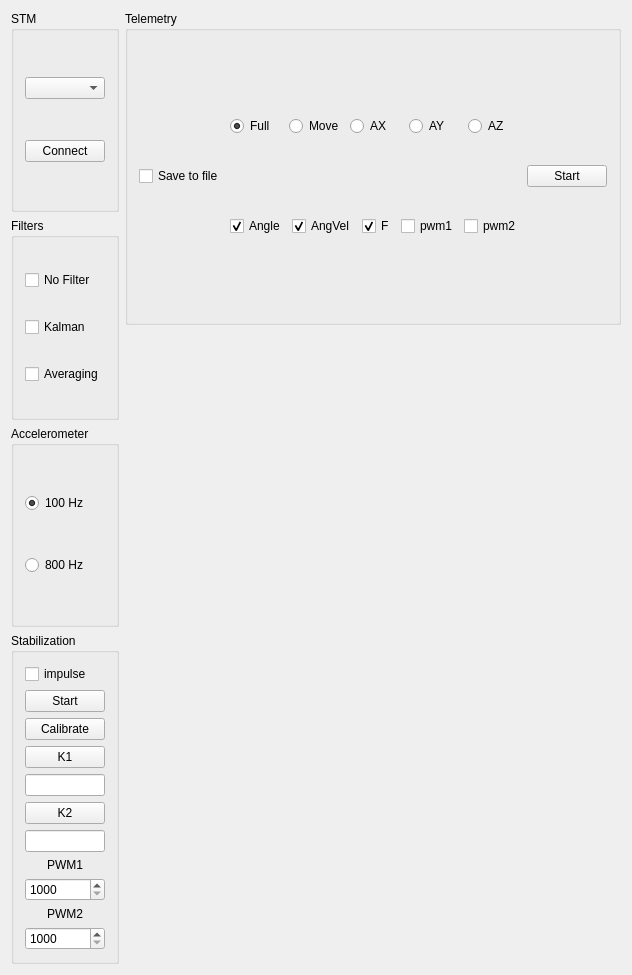
VlagaPalych/Stable, file Logger/BoardConsole/BoardConsole/boardconsole.ui: the form before one commit.
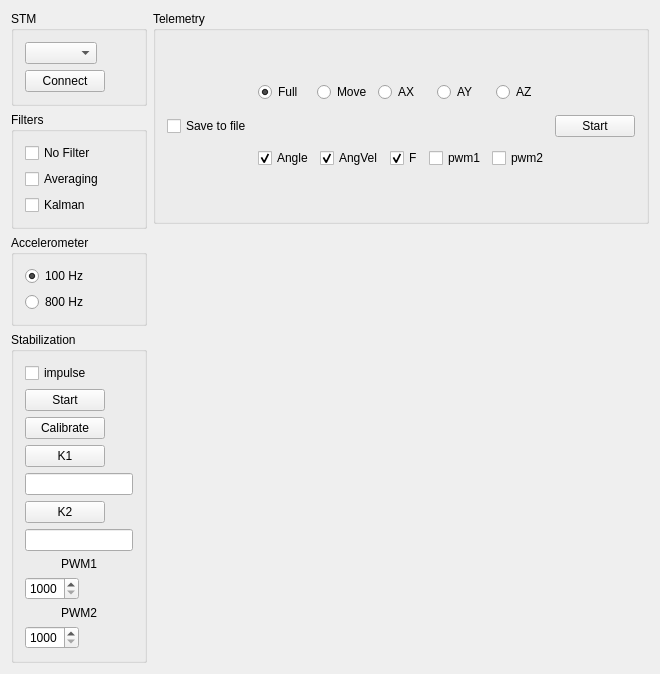
The form after the commit. Custom widgets are drawn as their Qt base class.

What changed in the file:
```diff
--- a/Logger/BoardConsole/BoardConsole/boardconsole.ui
+++ b/Logger/BoardConsole/BoardConsole/boardconsole.ui
@@ -7,7 +7,7 @@
     <x>0</x>
     <y>0</y>
     <width>630</width>
-    <height>975</height>
+    <height>597</height>
    </rect>
   </property>
   <property name="windowTitle">
@@ -23,10 +23,23 @@
        </property>
        <layout class="QVBoxLayout" name="verticalLayout">
         <item>
-         <widget class="QComboBox" name="serialComboBox"/>
+         <widget class="QComboBox" name="serialComboBox">
+          <property name="sizePolicy">
+           <sizepolicy hsizetype="Fixed" vsizetype="Fixed">
+            <horstretch>0</horstretch>
+            <verstretch>0</verstretch>
+           </sizepolicy>
+          </property>
+         </widget>
         </item>
         <item>
          <widget class="QPushButton" name="connectButton">
+          <property name="sizePolicy">
+           <sizepolicy hsizetype="Fixed" vsizetype="Fixed">
+            <horstretch>0</horstretch>
+            <verstretch>0</verstretch>
+           </sizepolicy>
+          </property>
           <property name="text">
            <string>Connect</string>
           </property>
@@ -48,13 +61,6 @@
           </property>
          </widget>
         </item>
-        <item>
-         <widget class="QCheckBox" name="kalmanFilterCheckBox">
-          <property name="text">
-           <string>Kalman</string>
-          </property>
-         </widget>
-        </item>
         <item>
          <widget class="QCheckBox" name="averagingCheckBox">
           <property name="text">
@@ -62,6 +68,13 @@
           </property>
          </widget>
         </item>
+        <item>
+         <widget class="QCheckBox" name="kalmanFilterCheckBox">
+          <property name="text">
+           <string>Kalman</string>
+          </property>
+         </widget>
+        </item>
        </layout>
       </widget>
      </item>
@@ -109,6 +122,12 @@
         </item>
         <item>
          <widget class="QPushButton" name="stabToggleButton">
+          <property name="sizePolicy">
+           <sizepolicy hsizetype="Fixed" vsizetype="Fixed">
+            <horstretch>0</horstretch>
+            <verstretch>0</verstretch>
+           </sizepolicy>
+          </property>
           <property name="text">
            <string>Start</string>
           </property>
@@ -116,6 +135,12 @@
         </item>
         <item>
          <widget class="QPushButton" name="calibrButton">
+          <property name="sizePolicy">
+           <sizepolicy hsizetype="Fixed" vsizetype="Fixed">
+            <horstretch>0</horstretch>
+            <verstretch>0</verstretch>
+           </sizepolicy>
+          </property>
           <property name="text">
            <string>Calibrate</string>
           </property>
@@ -123,23 +148,49 @@
         </item>
         <item>
          <widget class="QPushButton" name="k1Button">
+          <property name="sizePolicy">
+           <sizepolicy hsizetype="Fixed" vsizetype="Fixed">
+            <horstretch>0</horstretch>
+            <verstretch>0</verstretch>
+           </sizepolicy>
+          </property>
           <property name="text">
            <string>K1</string>
           </property>
          </widget>
         </item>
         <item>
-         <widget class="QLineEdit" name="k1LineEdit"/>
+         <widget class="QLineEdit" name="k1LineEdit">
+          <property name="sizePolicy">
+           <sizepolicy hsizetype="Fixed" vsizetype="Fixed">
+            <horstretch>0</horstretch>
+            <verstretch>0</verstretch>
+           </sizepolicy>
+          </property>
+         </widget>
         </item>
         <item>
          <widget class="QPushButton" name="k2Button">
+          <property name="sizePolicy">
+           <sizepolicy hsizetype="Fixed" vsizetype="Fixed">
+            <horstretch>0</horstretch>
+            <verstretch>0</verstretch>
+           </sizepolicy>
+          </property>
           <property name="text">
            <string>K2</string>
           </property>
          </widget>
         </item>
         <item>
-         <widget class="QLineEdit" name="k2LineEdit"/>
+         <widget class="QLineEdit" name="k2LineEdit">
+          <property name="sizePolicy">
+           <sizepolicy hsizetype="Fixed" vsizetype="Fixed">
+            <horstretch>0</horstretch>
+            <verstretch>0</verstretch>
+           </sizepolicy>
+          </property>
+         </widget>
         </item>
         <item>
          <widget class="QLabel" name="label">
@@ -153,6 +204,12 @@
         </item>
         <item>
          <widget class="QSpinBox" name="pwm1SpinBox">
+          <property name="sizePolicy">
+           <sizepolicy hsizetype="Fixed" vsizetype="Fixed">
+            <horstretch>0</horstretch>
+            <verstretch>0</verstretch>
+           </sizepolicy>
+          </property>
           <property name="minimum">
            <number>1000</number>
           </property>
@@ -173,6 +230,12 @@
         </item>
         <item>
          <widget class="QSpinBox" name="pwm2SpinBox">
+          <property name="sizePolicy">
+           <sizepolicy hsizetype="Fixed" vsizetype="Fixed">
+            <horstretch>0</horstretch>
+            <verstretch>0</verstretch>
+           </sizepolicy>
+          </property>
           <property name="minimum">
            <number>1000</number>
           </property>
```
